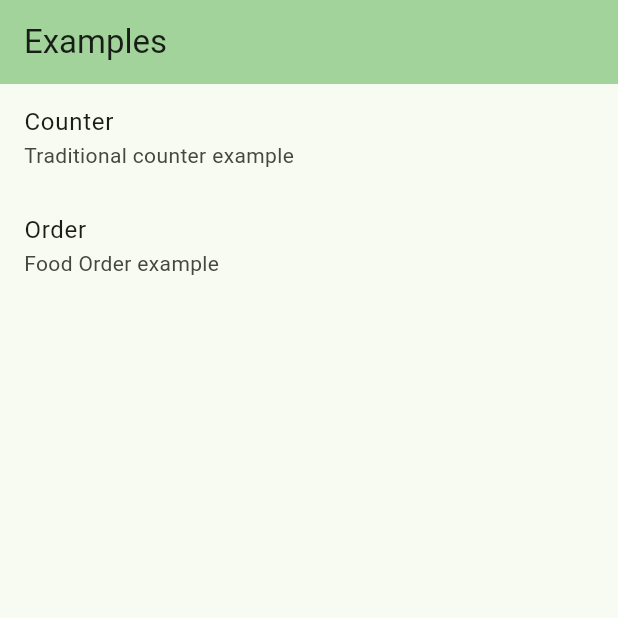
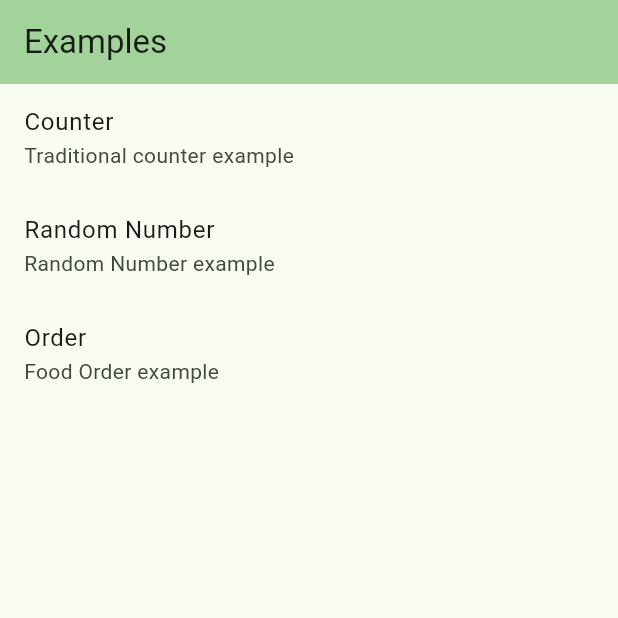
Before and after one commit to yelliver/mini_sm, a Flutter app: the screen it shows after launch, on a phone screen of 412 x 824 dp, the top half of it. Run offline on Flutter 3.47's test engine with Material 3 defaults, Android fonts, the phone set to English and light mode, and no system bars; our stand-ins replace faker.

Commit message:
Add random number example

```diff
--- a/example/lib/main.dart
+++ b/example/lib/main.dart
@@ -1,4 +1,5 @@
 import 'package:example/order_app.dart';
+import 'package:example/random_number_app.dart';
 import 'package:flutter/material.dart';
 
 import 'counter_app.dart';
@@ -27,6 +28,11 @@ class MyApp extends StatelessWidget {
       title: 'Counter',
       desc: 'Traditional counter example',
       widget: () => const CounterApp(),
+    ),
+    Example(
+      title: 'Random Number',
+      desc: 'Random Number example',
+      widget: () => const RandomNumberApp(),
     ),
     Example(
       title: 'Order',
```
Also changed, not shown: example/lib/random_number_app.dart (added, +42 -0 lines).
